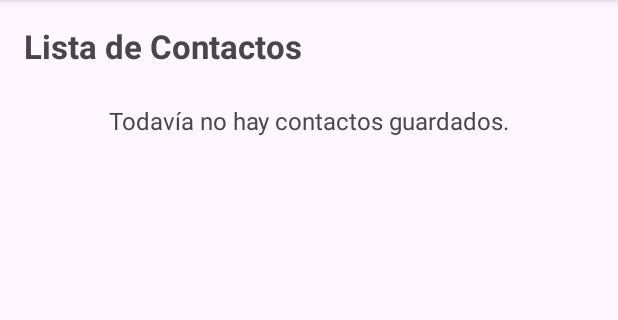
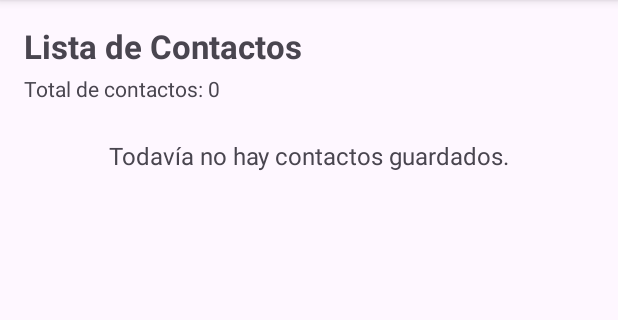
Before and after one commit to Programacion-4-UTN/TP6_GRUPO_11, an Android app: the ListadoContactosActivity screen opened directly, with no data from a screen before it, on a phone screen of 412 x 824 dp, the part 96-416 px from its top. Run offline under Robolectric (Android 15) with nearby library versions, the phone set to English and light mode, and no system bars.

Commit message:
feat(listado): Se agrego contador de contactos como textview al layout

```diff
--- a/app/src/main/res/layout/activity_listado_contactos.xml
+++ b/app/src/main/res/layout/activity_listado_contactos.xml
@@ -11,6 +11,14 @@
         android:text="Lista de Contactos"
         android:textSize="22sp"
         android:textStyle="bold" />
+
+    <TextView
+        android:id="@+id/tvCantidadContactos"
+        android:layout_width="wrap_content"
+        android:layout_height="wrap_content"
+        android:layout_marginTop="4dp"
+        android:text="Total de contactos: 0"
+        android:textSize="14sp" />
 
     <ListView
         android:id="@+id/lvContactos"
```
